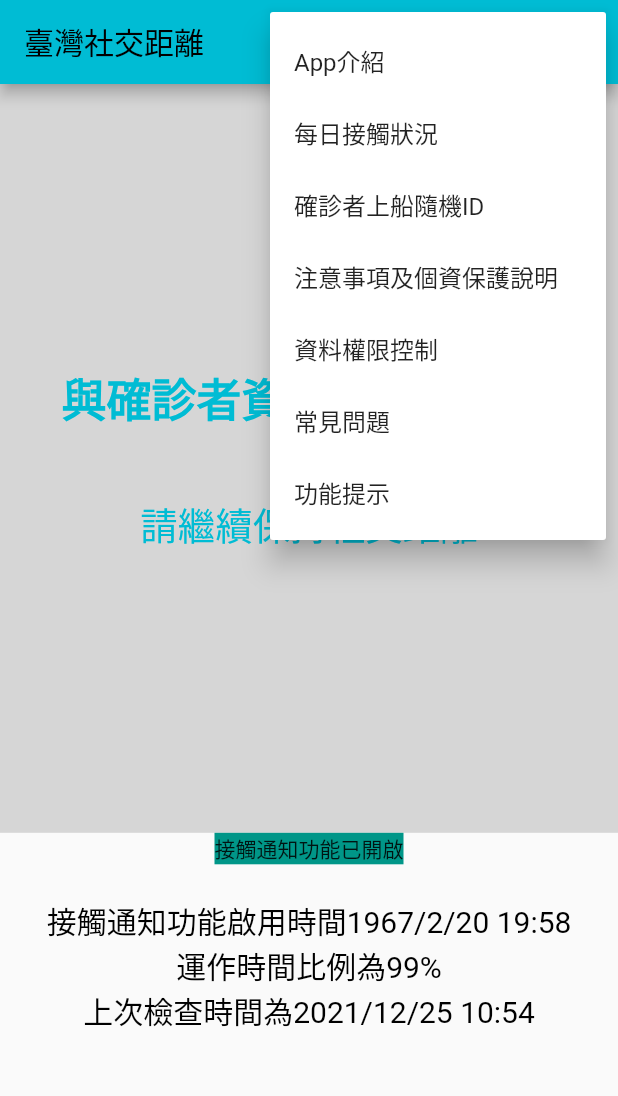
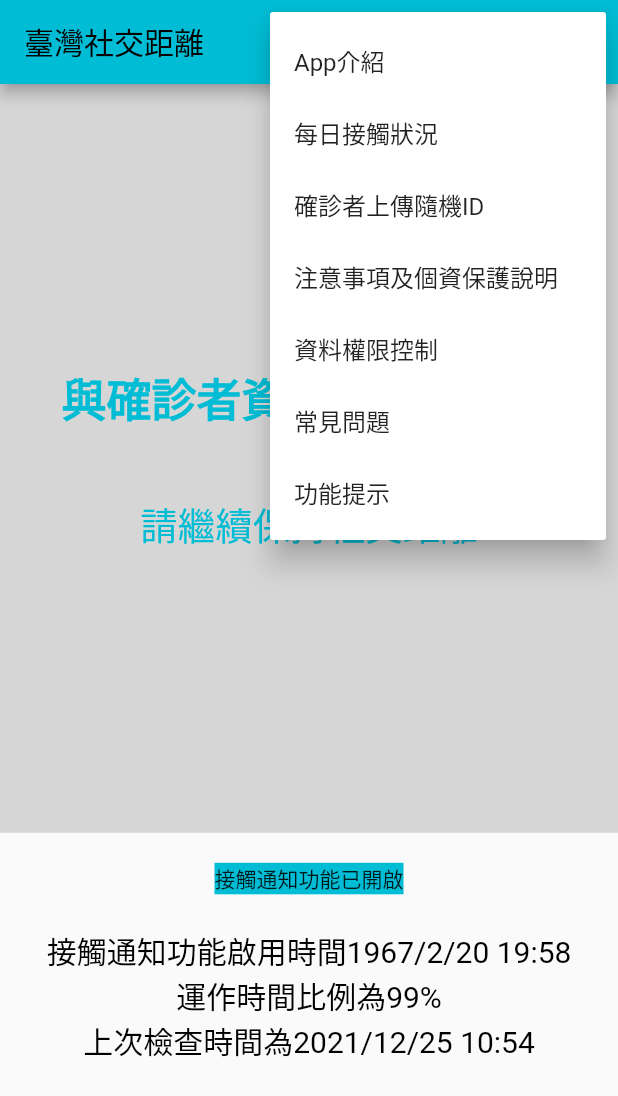
Before and after one commit to haha39/NCHU-WCCC-Topic, a Flutter app: the screen it shows after launch, after a tap on the "more vert" icon, on a phone screen of 412 x 824 dp. Shown: the top 1096 px of the screen. Run offline on Flutter 3.47's test engine with Material 2 defaults, Android fonts, the phone set to English and light mode, and no system bars.

Commit message:
改善下半部分的位置

```diff
--- a/project1/lib/main.dart
+++ b/project1/lib/main.dart
@@ -36,7 +36,7 @@ class _MyHomePageState extends State<MyHomePage> {
           PopupMenuButton<String>(
             onSelected: handleClick,
             itemBuilder: (BuildContext context) {
-              return {'App介紹', '每日接觸狀況','確診者上船隨機ID','注意事項及個資保護說明',
+              return {'App介紹', '每日接觸狀況','確診者上傳隨機ID','注意事項及個資保護說明',
                 '資料權限控制','常見問題','功能提示'}.map((String choice) {
                 return PopupMenuItem<String>(
                   value: choice,
@@ -48,7 +48,7 @@ class _MyHomePageState extends State<MyHomePage> {
         ],
       ),
       body: //Center(
-        /*child:*/ LayoutBuilder(
+        /*child: */LayoutBuilder(
           builder: (context, constraints) => Column(
                 mainAxisSize: MainAxisSize.min,
                 //mainAxisSize: MainAxisSize.max,
@@ -82,8 +82,16 @@ class _MyHomePageState extends State<MyHomePage> {
                     ),
                   ),
                   Container(
-                    color: Colors.teal,
-                    child: Text('接觸通知功能已開啟'),
+                    //color: Color.fromARGB(20, 226, 207, 100),
+                    color: Colors.cyan,
+                    child: Column(
+                      //mainAxisAlignment: MainAxisAlignment.center,
+                      //mainAxisSize: MainAxisSize.max,
+                      children: <Widget>[
+                        Text('接觸通知功能已開啟'),
+                      ]
+                    ),
+                    margin: EdgeInsets.fromLTRB(50, 20, 50, 0),
                   ),
                   Text(
                     '\n接觸通知功能啟用時間1967/2/20 19:58',
@@ -111,8 +119,8 @@ class _MyHomePageState extends State<MyHomePage> {
                   ),
                 ],
               ),
-            )
-      //),
+            //)
+      ),
     );
   }
 }
```
